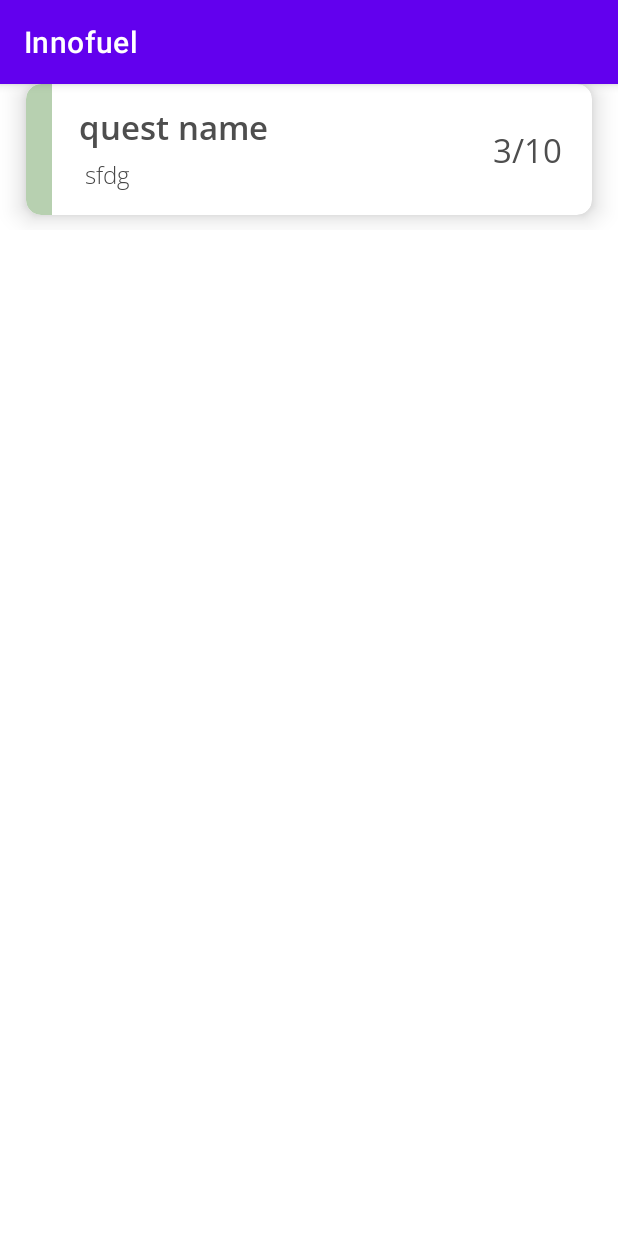
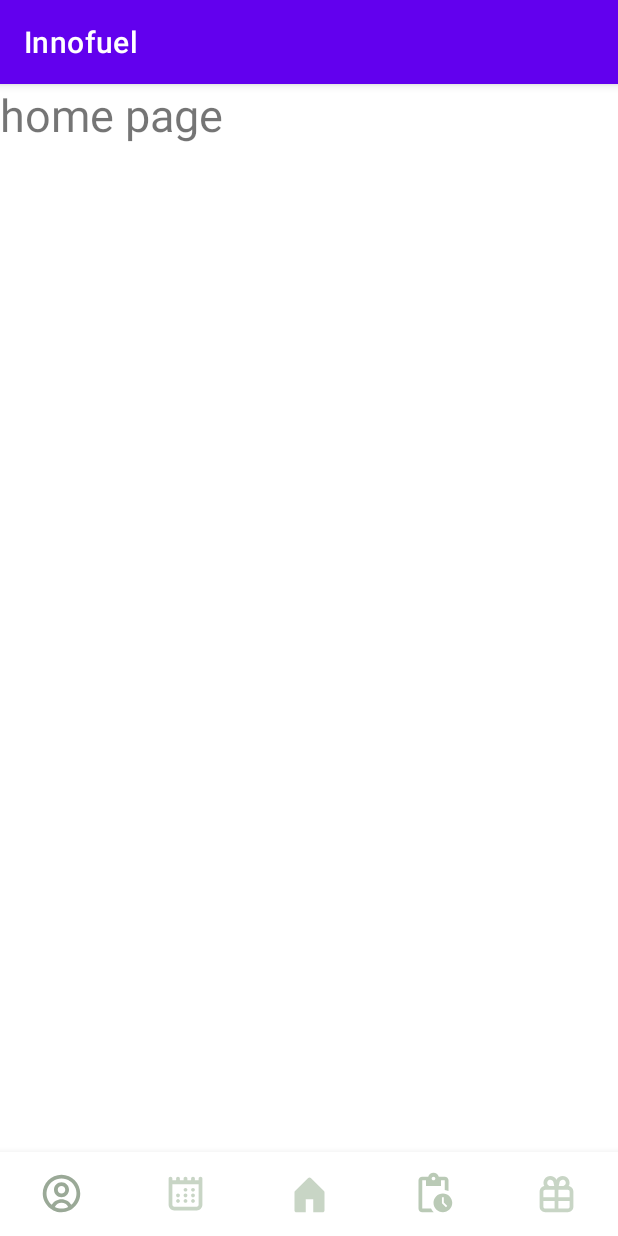
Before and after one commit to zjayee/Study-Farm, an Android app: the screen it shows after launch (MainActivity), on a phone screen of 412 x 824 dp. Run offline under Robolectric (Android 15) with nearby library versions, the phone set to English and light mode, and no system bars.

Commit message:
bottom navigation implementation

```diff
--- a/app/src/main/AndroidManifest.xml
+++ b/app/src/main/AndroidManifest.xml
@@ -9,7 +9,11 @@
         android:roundIcon="@mipmap/ic_launcher_round"
         android:supportsRtl="true"
         android:theme="@style/Theme.Innofuel">
-        <activity android:name=".QuestsActivity"></activity>
+        <activity android:name=".RewardsActivity"></activity>
+        <activity android:name=".CalendarActivity" />
+        <activity android:name=".ProfileActivity" />
+        <activity android:name=".BaseActivity" />
+        <activity android:name=".TasksActivity" />
         <activity android:name=".MainActivity">
             <intent-filter>
                 <action android:name="android.intent.action.MAIN" />
--- /dev/null
+++ b/app/src/main/java/com/example/innofuel/BaseActivity.java
@@ -0,0 +1,71 @@
+package com.example.innofuel;
+
+import androidx.annotation.NonNull;
+import androidx.appcompat.app.AppCompatActivity;
+
+import android.content.Intent;
+import android.os.Bundle;
+import android.view.MenuItem;
+
+import com.google.android.material.bottomnavigation.BottomNavigationView;
+
+public abstract class BaseActivity extends AppCompatActivity implements BottomNavigationView.OnNavigationItemSelectedListener {
+
+    protected BottomNavigationView navigationView;
+
+    @Override
+    protected void onCreate(Bundle savedInstanceState) {
+        super.onCreate(savedInstanceState);
+        setContentView(getLayoutId());
+
+        navigationView = (BottomNavigationView) findViewById(R.id.navigation);
+        navigationView.setOnNavigationItemSelectedListener(this);
+    }
+
+    @Override
+    protected void onStart() {
+        super.onStart();
+        updateNavigationBarState();
+    }
+
+    // Remove inter-activity transition to avoid screen tossing on tapping bottom navigation items
+    @Override
+    public void onPause() {
+        super.onPause();
+        overridePendingTransition(0, 0);
+    }
+
+    @Override
+    public boolean onNavigationItemSelected(@NonNull MenuItem item) {
+        navigationView.postDelayed(() -> {
+            int itemId = item.getItemId();
+            if (itemId == R.id.profile) {
+                startActivity(new Intent(this, ProfileActivity.class));
+            } else if (itemId == R.id.calendar) {
+                startActivity(new Intent(this, CalendarActivity.class));
+            } else if (itemId == R.id.home) {
+                startActivity(new Intent(this, MainActivity.class));
+            } else if (itemId == R.id.tasks) {
+                startActivity(new Intent(this, TasksActivity.class));
+            }else if (itemId == R.id.rewards) {
+                startActivity(new Intent(this, RewardsActivity.class));
+            }
+            finish();
+        }, 300);
+        return true;
+    }
+
+    private void updateNavigationBarState() {
+        int actionId = getBottomNavigationMenuItemId();
+        selectBottomNavigationBarItem(actionId);
+    }
+
+    void selectBottomNavigationBarItem(int itemId) {
+        MenuItem item = navigationView.getMenu().findItem(itemId);
+        item.setChecked(true);
+    }
+
+    abstract int getLayoutId(); // this is to return which layout(activity) needs to display when clicked on tabs.
+
+    abstract int getBottomNavigationMenuItemId();//Which menu item selected and change the state of that menu item
+}
--- a/app/src/main/java/com/example/innofuel/MainActivity.java
+++ b/app/src/main/java/com/example/innofuel/MainActivity.java
@@ -5,17 +5,27 @@ import androidx.appcompat.app.AppCompatActivity;
 import android.os.Bundle;
 import android.widget.LinearLayout;
 
-public class MainActivity extends AppCompatActivity {
+public class MainActivity extends BaseActivity{
 
     @Override
     protected void onCreate(Bundle savedInstanceState) {
         super.onCreate(savedInstanceState);
         setContentView(R.layout.activity_main);
 
-        QuestWidget questWidget = new QuestWidget(this, null, "quest name", " sfdg"," sdge","3/10");
-        LinearLayout linearLayout = findViewById(R.id.linearlayout);
-        linearLayout.addView(questWidget);
+//        QuestWidget questWidget = new QuestWidget(this, null, "quest name", " sfdg"," sdge","3/10");
+//        LinearLayout linearLayout = findViewById(R.id.linearlayout);
+//        linearLayout.addView(questWidget);
 
 
     }
+
+    @Override
+    int getLayoutId() {
+        return R.layout.activity_main;
+    }
+
+    @Override
+    int getBottomNavigationMenuItemId() {
+        return R.id.home;
+    }
 }
--- /dev/null
+++ b/app/src/main/res/color/menu_selector.xml
@@ -0,0 +1,15 @@
+<?xml version="1.0" encoding="utf-8"?>
+<selector xmlns:android="http://schemas.android.com/apk/res/android">
+
+
+        <item
+            android:state_selected="true"
+            android:color="@color/menuselectedgreen" />
+
+        <item
+            android:state_selected="false"
+            android:color = "@color/menugreen"
+            />
+
+
+</selector>
--- a/app/src/main/res/layout/activity_main.xml
+++ b/app/src/main/res/layout/activity_main.xml
@@ -7,16 +7,26 @@
     tools:context=".MainActivity">
 
 
-    <LinearLayout
-        android:id="@+id/linearlayout"
+<!--    <LinearLayout-->
+<!--        android:id="@+id/linearlayout"-->
+<!--        android:layout_width="match_parent"-->
+<!--        android:layout_height="match_parent"-->
+<!--        android:orientation="vertical"-->
+<!--        >-->
+
+
+<!--    </LinearLayout>-->
+    <TextView
         android:layout_width="match_parent"
         android:layout_height="match_parent"
-        android:orientation="vertical"
-        >
-
-
-    </LinearLayout>
-
-
+        android:text="home page"
+        android:textSize="30dp"
+        />
+    <include
+        layout="@layout/item_bottom_navigation"
+        android:layout_height="wrap_content"
+        android:layout_width="match_parent"
+        app:layout_constraintBottom_toBottomOf="parent"
+        />
 
 </androidx.constraintlayout.widget.ConstraintLayout>
--- a/app/src/main/res/layout/activity_quests.xml
+++ b/app/src/main/res/layout/activity_tasks.xml
@@ -5,7 +5,7 @@
     android:layout_width="match_parent"
     android:layout_height="match_parent"
     android:orientation="vertical"
-    tools:context=".QuestsActivity"
+    tools:context=".TasksActivity"
     android:background="@color/lightgreybackground"
     >
     <androidx.cardview.widget.CardView
--- /dev/null
+++ b/app/src/main/res/layout/item_bottom_navigation.xml
@@ -0,0 +1,13 @@
+<?xml version="1.0" encoding="utf-8"?>
+<com.google.android.material.bottomnavigation.BottomNavigationView xmlns:android="http://schemas.android.com/apk/res/android"
+    xmlns:app="http://schemas.android.com/apk/res-auto"
+    android:id="@+id/navigation"
+    android:layout_width="match_parent"
+    android:layout_height="wrap_content"
+    android:background="@color/white"
+    app:menu="@menu/bottom_navigation_menu"
+    app:itemIconTint="@color/menu_selector"
+    app:labelVisibilityMode="unlabeled"
+    app:itemIconSize="30dp"
+    android:layout_gravity="bottom"
+    />
--- a/app/src/main/res/values/colors.xml
+++ b/app/src/main/res/values/colors.xml
@@ -18,6 +18,8 @@
 
 
     <color name="highlightcolour">#B7D0B0</color>
+    <color name="menuselectedgreen">#81937D</color>
+    <color name="menugreen">#BACAB6</color>
     <color name="checkboxgreen">#A6BBA0</color>
 
     <color name="transparent">#00FFFFFF</color>
```
Also changed, not shown: app/src/main/java/com/example/innofuel/CalendarActivity.java (added, +24 -0 lines), app/src/main/java/com/example/innofuel/ProfileActivity.java (added, +24 -0 lines), app/src/main/java/com/example/innofuel/RewardsActivity.java (added, +24 -0 lines), app/src/main/java/com/example/innofuel/TasksActivity.java (renamed from app/src/main/java/com/example/innofuel/QuestsActivity.java, +12 -2 lines), app/src/main/res/layout/activity_calendar.xml (added, +9 -0 lines), app/src/main/res/layout/activity_profile.xml (added, +9 -0 lines), app/src/main/res/layout/activity_rewards.xml (added, +9 -0 lines).
